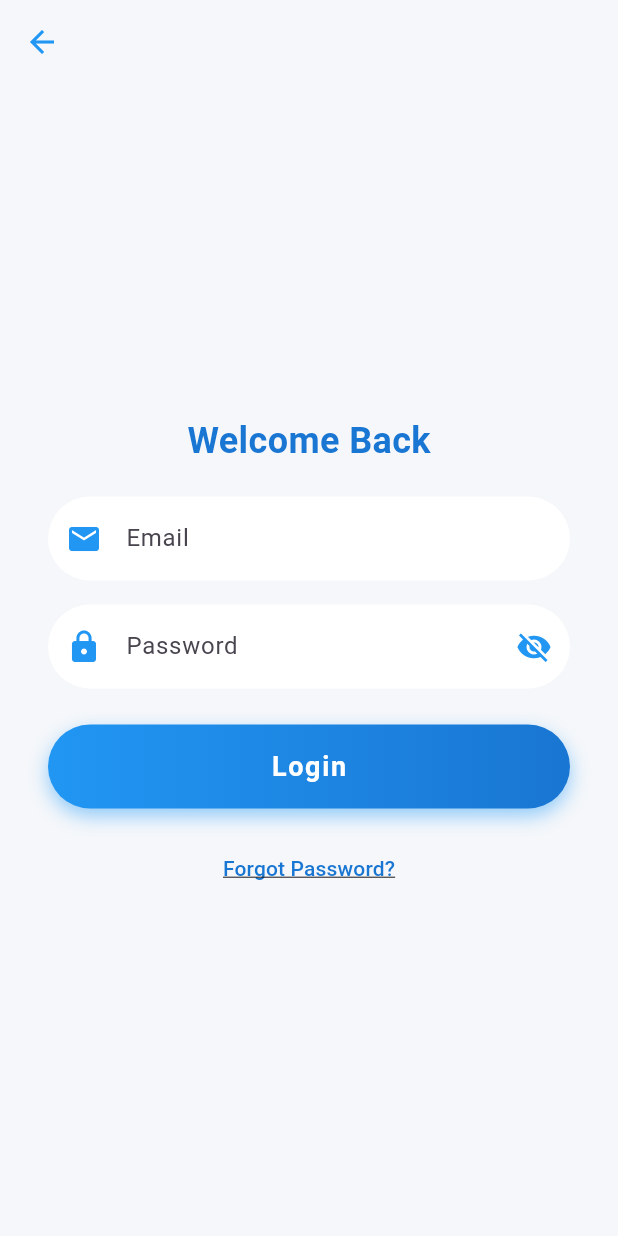
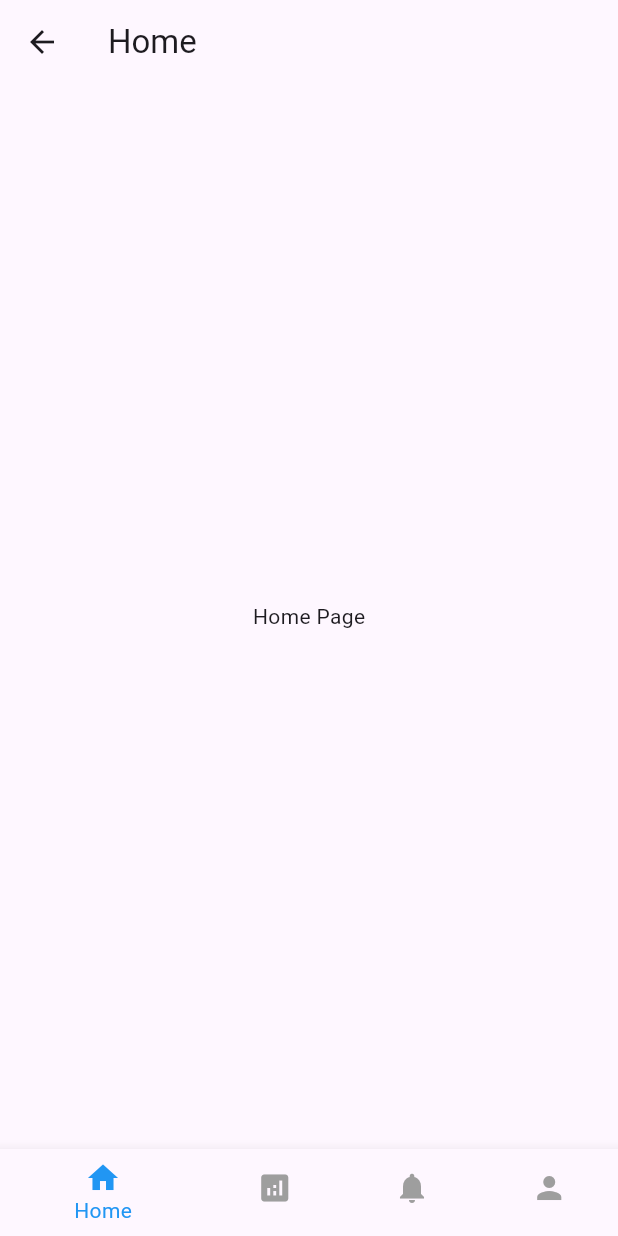
Before and after one commit to alvinda0/pembayaran, a Flutter app: the LoginPage screen opened directly, after a tap on "Login", on a phone screen of 412 x 824 dp. Run offline on Flutter 3.47's test engine with Material 3 defaults, Android fonts, the light colour scheme and no system bars; Roboto replaces fonts that are missing (Montserrat).

Commit message:
create button  bar

```diff
--- /dev/null
+++ b/lib/dashboard_screen.dart
@@ -0,0 +1,95 @@
+import 'package:flutter/material.dart';
+
+class DashboardPage extends StatefulWidget {
+ @override
+ _DashboardPageState createState() => _DashboardPageState();
+}
+
+class _DashboardPageState extends State<DashboardPage> {
+ int _selectedIndex = 0;
+
+ final List<Widget> _pages = [
+   HomePage(),
+   AnalyticsPage(),
+   NotificationPage(),
+   ProfilePage(),
+ ];
+
+ void _onItemTapped(int index) {
+   setState(() {
+     _selectedIndex = index;
+   });
+ }
+
+ @override
+ Widget build(BuildContext context) {
+   return Scaffold(
+     body: _pages[_selectedIndex],
+     bottomNavigationBar: BottomNavigationBar(
+       items: const <BottomNavigationBarItem>[
+         BottomNavigationBarItem(
+           icon: Icon(Icons.home),
+           label: 'Home',
+         ),
+         BottomNavigationBarItem(
+           icon: Icon(Icons.analytics),
+           label: 'Analytics',
+         ),
+         BottomNavigationBarItem(
+           icon: Icon(Icons.notifications),
+           label: 'Notifications',
+         ),
+         BottomNavigationBarItem(
+           icon: Icon(Icons.person),
+           label: 'Profile',
+         ),
+       ],
+       currentIndex: _selectedIndex,
+       selectedItemColor: Colors.blue,
+       unselectedItemColor: Colors.grey,
+       onTap: _onItemTapped,
+     ),
+   );
+ }
+}
+
+// Placeholder pages
+class HomePage extends StatelessWidget {
+ @override
+ Widget build(BuildContext context) {
+   return Scaffold(
+     appBar: AppBar(title: Text('Home')),
+     body: Center(child: Text('Home Page')),
+   );
+ }
+}
+
+class AnalyticsPage extends StatelessWidget {
+ @override
+ Widget build(BuildContext context) {
+   return Scaffold(
+     appBar: AppBar(title: Text('Analytics')),
+     body: Center(child: Text('Analytics Page')),
+   );
+ }
+}
+
+class NotificationPage extends StatelessWidget {
+ @override
+ Widget build(BuildContext context) {
+   return Scaffold(
+     appBar: AppBar(title: Text('Notifications')),
+     body: Center(child: Text('Notifications Page')),
+   );
+ }
+}
+
+class ProfilePage extends StatelessWidget {
+ @override
+ Widget build(BuildContext context) {
+   return Scaffold(
+     appBar: AppBar(title: Text('Profile')),
+     body: Center(child: Text('Profile Page')),
+   );
+ }
+}
--- a/lib/login_screen.dart
+++ b/lib/login_screen.dart
@@ -1,4 +1,5 @@
 import 'package:flutter/material.dart';
+import 'package:pembayaran/dashboard_screen.dart';
 
 class LoginPage extends StatefulWidget {
   @override
@@ -145,16 +146,15 @@ class _LoginPageState extends State<LoginPage> {
   }
 
   void _performLogin() {
-    String email = _emailController.text.trim();
-    String password = _passwordController.text;
+  String email = _emailController.text.trim();
+  String password = _passwordController.text;
 
-    // Add your login logic here
-    // For example:
-    // if (_validateInputs()) {
-    //   // Perform authentication
-    // }
-    print('Email: $email, Password: $password');
-  }
+  // Add your actual authentication logic here
+  Navigator.pushReplacement(
+    context,
+    MaterialPageRoute(builder: (context) => DashboardPage()),
+  );
+}
 
   @override
   void dispose() {
```
Also changed, not shown: 1 other file.
